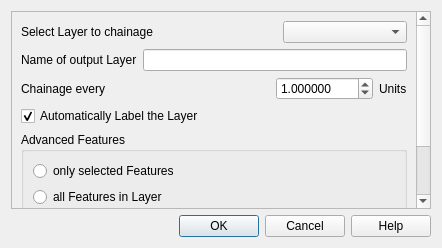
The window that ui_qchainage.ui (mach0/qchainage) describes before a commit, drawn with Qt 5.
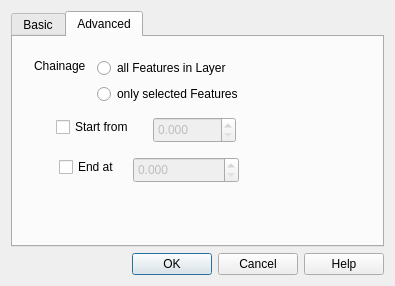
The same window after the commit. The open tabs and pages were chosen to show the change. Custom widgets are drawn as their Qt base class.

The edit to the form file:
```diff
--- a/ui_qchainage.ui
+++ b/ui_qchainage.ui
@@ -9,8 +9,8 @@
    <rect>
     <x>0</x>
     <y>0</y>
-    <width>442</width>
-    <height>248</height>
+    <width>395</width>
+    <height>286</height>
    </rect>
   </property>
   <property name="minimumSize">
@@ -23,25 +23,29 @@
    <string>Dialog</string>
   </property>
   <layout class="QGridLayout" name="gridLayout">
-   <item row="0" column="0">
-    <widget class="QScrollArea" name="scrollArea">
-     <property name="widgetResizable">
-      <bool>true</bool>
+   <item row="2" column="0">
+    <widget class="QTabWidget" name="tabWidget">
+     <property name="currentIndex">
+      <number>0</number>
      </property>
-     <widget class="QWidget" name="scrollAreaWidgetContents">
+     <widget class="QWidget" name="tab">
+      <attribute name="title">
+       <string>Basic</string>
+      </attribute>
+      <widget class="QWidget" name="">
       <property name="geometry">
        <rect>
-        <x>0</x>
-        <y>0</y>
-        <width>409</width>
-        <height>345</height>
-       </rect>
-      </property>
-      <layout class="QGridLayout" name="gridLayout_2">
-       <item row="0" column="0">
-        <layout class="QVBoxLayout" name="verticalLayout">
+         <x>10</x>
+         <y>10</y>
+         <width>354</width>
+         <height>96</height>
+        </rect>
+       </property>
+       <layout class="QVBoxLayout" name="verticalLayout_7">
          <item>
-          <layout class="QHBoxLayout" name="horizontalLayout_5">
+         <layout class="QHBoxLayout" name="horizontalLayout_3">
+          <item>
+           <layout class="QVBoxLayout" name="verticalLayout_5">
            <item>
             <widget class="QLabel" name="labelSelectLayer">
              <property name="text">
@@ -50,6 +54,15 @@
             </widget>
            </item>
            <item>
+             <widget class="QLabel" name="labelDistance">
+              <property name="text">
+               <string>Chainage every</string>
+              </property>
+             </widget>
+            </item>
+           </layout>
+          </item>
+          <item>
             <spacer name="horizontalSpacer">
              <property name="orientation">
               <enum>Qt::Horizontal</enum>
@@ -63,6 +76,8 @@
             </spacer>
            </item>
            <item>
+           <layout class="QVBoxLayout" name="verticalLayout">
+            <item>
             <widget class="QComboBox" name="selectLayerComboBox">
              <property name="sizePolicy">
               <sizepolicy hsizetype="MinimumExpanding" vsizetype="Fixed">
@@ -72,47 +87,9 @@
              </property>
             </widget>
            </item>
-          </layout>
-         </item>
-         <item>
-          <layout class="QHBoxLayout" name="horizontalLayout_4">
-           <item>
-            <widget class="QLabel" name="labelLayerName">
-             <property name="text">
-              <string>Name of output Layer</string>
-             </property>
-            </widget>
-           </item>
-           <item>
-            <widget class="QLineEdit" name="layerNameLine"/>
-           </item>
-          </layout>
-         </item>
          <item>
           <layout class="QHBoxLayout" name="horizontalLayout_2">
            <item>
-            <widget class="QLabel" name="labelDistance">
-             <property name="text">
-              <string>Chainage every</string>
-             </property>
-            </widget>
-           </item>
-           <item>
-            <spacer name="horizontalSpacer_2">
-             <property name="orientation">
-              <enum>Qt::Horizontal</enum>
-             </property>
-             <property name="sizeHint" stdset="0">
-              <size>
-               <width>40</width>
-               <height>20</height>
-              </size>
-             </property>
-            </spacer>
-           </item>
-           <item>
-            <layout class="QHBoxLayout" name="horizontalLayout_3">
-             <item>
               <widget class="QDoubleSpinBox" name="distanceSpinBox">
                <property name="decimals">
                 <number>6</number>
@@ -136,11 +113,36 @@
            </item>
           </layout>
          </item>
+         </layout>
+        </item>
          <item>
+         <layout class="QHBoxLayout" name="horizontalLayout_4">
+          <item>
+           <widget class="QLabel" name="labelLayerName">
+            <property name="text">
+             <string>Name of output Layer</string>
+            </property>
+           </widget>
+          </item>
+          <item>
+           <widget class="QLineEdit" name="layerNameLine"/>
+          </item>
+         </layout>
+        </item>
+       </layout>
+      </widget>
           <widget class="QCheckBox" name="autoLabelCheckBox">
            <property name="enabled">
             <bool>true</bool>
            </property>
+       <property name="geometry">
+        <rect>
+         <x>10</x>
+         <y>120</y>
+         <width>549</width>
+         <height>20</height>
+        </rect>
+       </property>
            <property name="text">
             <string>Automatically Label the Layer</string>
            </property>
@@ -148,22 +150,36 @@
             <bool>true</bool>
            </property>
           </widget>
-         </item>
-        </layout>
-       </item>
-       <item row="2" column="0">
-        <widget class="QgsCollapsibleGroupBox" name="chainageGroupBox">
-         <property name="title">
-          <string>Advanced Features</string>
-         </property>
-         <layout class="QGridLayout" name="gridLayout_3">
-          <item row="0" column="0">
-           <layout class="QVBoxLayout" name="verticalLayout_3">
-            <item>
-             <widget class="QRadioButton" name="selectOnlyRadioButton">
+     </widget>
+     <widget class="QWidget" name="tab_2">
+      <attribute name="title">
+       <string>Advanced</string>
+      </attribute>
+      <widget class="QLabel" name="label">
+       <property name="geometry">
+        <rect>
+         <x>21</x>
+         <y>21</y>
+         <width>57</width>
+         <height>16</height>
+        </rect>
+       </property>
+       <property name="text">
+        <string>Chainage</string>
+       </property>
+      </widget>
+      <widget class="QRadioButton" name="selectOnlyRadioBtn">
               <property name="enabled">
                <bool>true</bool>
               </property>
+       <property name="geometry">
+        <rect>
+         <x>84</x>
+         <y>47</y>
+         <width>165</width>
+         <height>20</height>
+        </rect>
+       </property>
               <property name="text">
                <string>only selected Features</string>
               </property>
@@ -174,12 +190,18 @@
                <bool>false</bool>
               </property>
              </widget>
-            </item>
-            <item>
-             <widget class="QRadioButton" name="selectAllRadioButton">
+      <widget class="QRadioButton" name="selectAllRadioBtn">
               <property name="enabled">
                <bool>true</bool>
               </property>
+       <property name="geometry">
+        <rect>
+         <x>84</x>
+         <y>21</y>
+         <width>151</width>
+         <height>20</height>
+        </rect>
+       </property>
               <property name="text">
                <string>all Features in Layer</string>
               </property>
@@ -187,93 +209,74 @@
                <bool>true</bool>
               </property>
              </widget>
-            </item>
-           </layout>
-          </item>
-          <item row="1" column="0">
-           <layout class="QHBoxLayout" name="horizontalLayout">
-            <item>
-             <layout class="QVBoxLayout" name="verticalLayout_6">
-              <item>
-               <widget class="QCheckBox" name="checkBoxStartEnd">
-                <property name="text">
-                 <string>Activate Startpoint</string>
-                </property>
-               </widget>
-              </item>
-              <item>
-               <widget class="QCheckBox" name="checkBoxStartEnd_2">
+      <widget class="QDoubleSpinBox" name="startSpinBox">
+       <property name="enabled">
+        <bool>false</bool>
+       </property>
+       <property name="geometry">
+        <rect>
+         <x>140</x>
+         <y>80</y>
+         <width>83</width>
+         <height>26</height>
+        </rect>
+       </property>
+       <property name="decimals">
+        <number>3</number>
+       </property>
+       <property name="maximum">
+        <double>9999.989999999999782</double>
+       </property>
+      </widget>
+      <widget class="QCheckBox" name="checkBoxStartFrom">
+       <property name="geometry">
+        <rect>
+         <x>43</x>
+         <y>80</y>
+         <width>91</width>
+         <height>20</height>
+        </rect>
+       </property>
                 <property name="text">
-                 <string>Activate Endpoint</string>
-                </property>
-               </widget>
-              </item>
-             </layout>
-            </item>
-            <item>
-             <layout class="QVBoxLayout" name="verticalLayout_4">
-              <item>
-               <widget class="QLabel" name="labelStart">
+        <string>Start from</string>
+       </property>
+      </widget>
+      <widget class="QDoubleSpinBox" name="endSpinBox">
                 <property name="enabled">
                  <bool>false</bool>
                 </property>
-                <property name="text">
-                 <string>Start from </string>
-                </property>
-               </widget>
-              </item>
-              <item>
-               <widget class="QLabel" name="labelEnd">
-                <property name="enabled">
-                 <bool>false</bool>
+       <property name="geometry">
+        <rect>
+         <x>120</x>
+         <y>120</y>
+         <width>106</width>
+         <height>26</height>
+        </rect>
+       </property>
+       <property name="decimals">
+        <number>3</number>
+       </property>
+       <property name="maximum">
+        <double>9999.989999999999782</double>
+       </property>
+      </widget>
+      <widget class="QCheckBox" name="checkBoxEndAt">
+       <property name="geometry">
+        <rect>
+         <x>46</x>
+         <y>120</y>
+         <width>68</width>
+         <height>20</height>
+        </rect>
                 </property>
                 <property name="text">
                  <string>End at</string>
                 </property>
                </widget>
-              </item>
-             </layout>
-            </item>
-            <item>
-             <layout class="QVBoxLayout" name="verticalLayout_2">
-              <item>
-               <widget class="QDoubleSpinBox" name="startpointSpinBox">
-                <property name="enabled">
-                 <bool>false</bool>
-                </property>
-                <property name="decimals">
-                 <number>3</number>
-                </property>
-                <property name="maximum">
-                 <double>9999.989999999999782</double>
-                </property>
-               </widget>
-              </item>
-              <item>
-               <widget class="QDoubleSpinBox" name="endpointSpinBox">
-                <property name="enabled">
-                 <bool>false</bool>
-                </property>
-                <property name="decimals">
-                 <number>3</number>
-                </property>
-                <property name="maximum">
-                 <double>9999.989999999999782</double>
-                </property>
-               </widget>
-              </item>
-             </layout>
-            </item>
-           </layout>
-          </item>
-         </layout>
-        </widget>
-       </item>
-      </layout>
-     </widget>
-    </widget>
-   </item>
-   <item row="2" column="0">
+     </widget>
+    </widget>
+   </item>
+   <item row="3" column="0">
     <widget class="QDialogButtonBox" name="buttonBox">
      <property name="orientation">
       <enum>Qt::Horizontal</enum>
@@ -285,14 +288,6 @@
    </item>
   </layout>
  </widget>
- <customwidgets>
-  <customwidget>
-   <class>QgsCollapsibleGroupBox</class>
-   <extends>QGroupBox</extends>
-   <header>qgis.gui</header>
-   <container>1</container>
-  </customwidget>
- </customwidgets>
  <resources/>
  <connections>
   <connection>
```
Left out of the diff: 64 changed lines with no effect on the pictures. Lines whose indentation alone changed are shown as unchanged.
